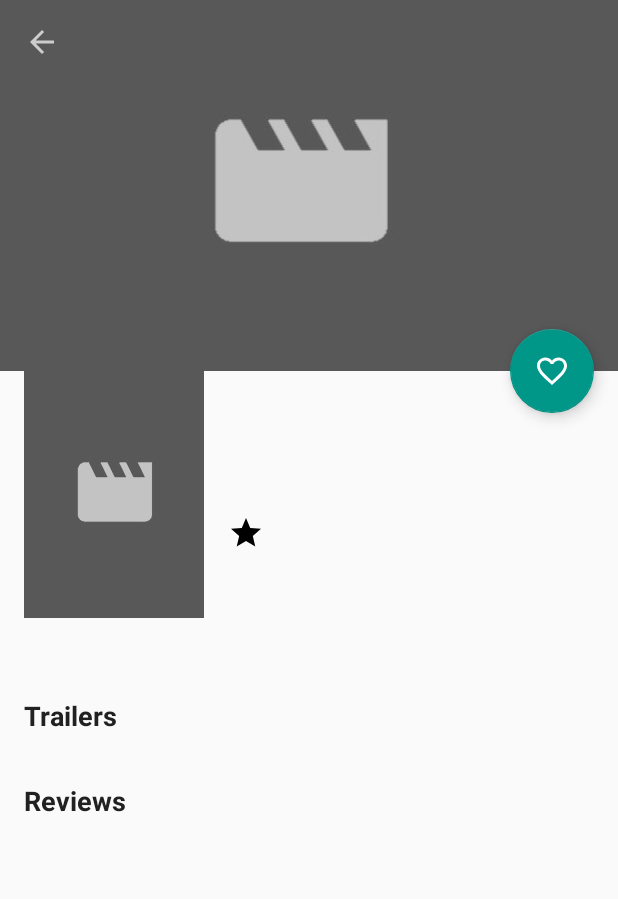
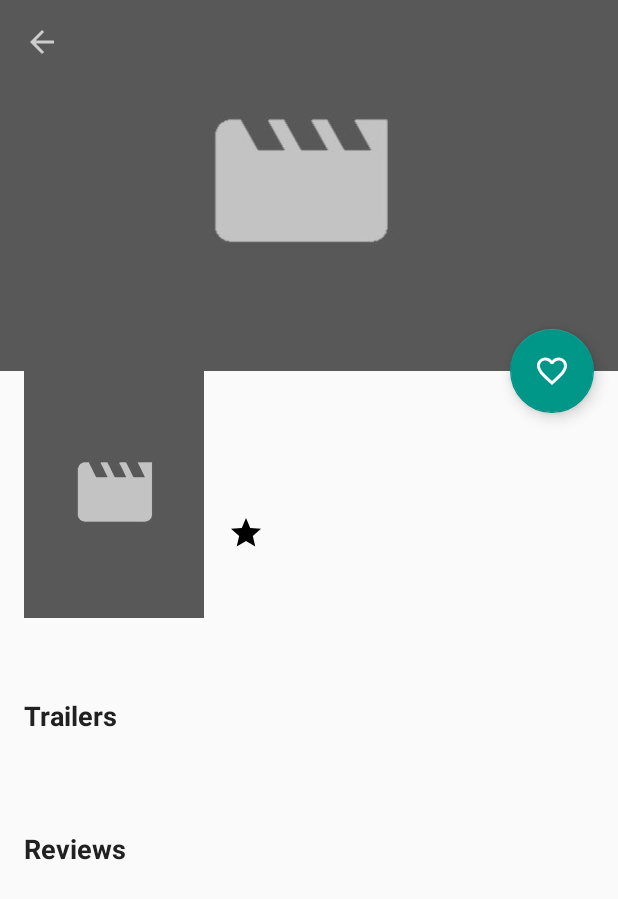
Before and after one commit to icerrate/Popular-Movies, an Android app: the MovieDetailFragment screen opened directly, with no data from a screen before it, on a phone screen of 412 x 824 dp. Shown: the top 899 px of the screen. Run offline under Robolectric (Android 15) with nearby library versions, the phone set to English and light mode, and no system bars; our stand-ins replace ButterKnife; pictures from the network do not load; 9 statements that could not run were skipped.

Commit message:
Fixing moview detail view

```diff
--- a/app/src/main/java/com/icerrate/popularmovies/view/movies/detail/MovieDetailFragment.java
+++ b/app/src/main/java/com/icerrate/popularmovies/view/movies/detail/MovieDetailFragment.java
@@ -239,7 +239,7 @@ public class MovieDetailFragment extends BaseFragment implements MovieDetailView
 
     @Override
     public void showTrailersNoData(boolean show) {
-        trailersNoDataTextView.setVisibility(show ? View.VISIBLE : View.GONE);
+        trailersNoDataTextView.setVisibility(show ? View.VISIBLE : View.INVISIBLE);
     }
 
     @Override
@@ -249,7 +249,7 @@ public class MovieDetailFragment extends BaseFragment implements MovieDetailView
 
     @Override
     public void showReviewsNoData(boolean show) {
-        reviewsNoDataTextView.setVisibility(show ? View.VISIBLE : View.GONE);
+        reviewsNoDataTextView.setVisibility(show ? View.VISIBLE : View.INVISIBLE);
     }
 
     @Override
--- a/app/src/main/res/layout/fragment_movie_detail.xml
+++ b/app/src/main/res/layout/fragment_movie_detail.xml
@@ -3,14 +3,13 @@
     xmlns:app="http://schemas.android.com/apk/res-auto"
     xmlns:tools="http://schemas.android.com/tools"
     android:layout_width="match_parent"
-    android:layout_height="match_parent"
-    android:orientation="vertical"
+    android:layout_height="wrap_content"
     android:padding="@dimen/view_margin">
 
     <com.icerrate.popularmovies.view.common.ProportionalImageView
         android:id="@+id/poster"
-        android:layout_width="120dp"
-        android:layout_height="180dp"
+        android:layout_width="@dimen/poster_width"
+        android:layout_height="@dimen/poster_height"
         app:layout_constraintLeft_toLeftOf="parent"
         app:layout_constraintTop_toTopOf="parent"
         tools:src="@drawable/poster_placeholder" />
@@ -22,7 +21,6 @@
         android:layout_marginLeft="@dimen/view_margin"
         android:layout_marginStart="@dimen/view_margin"
         android:layout_marginTop="@dimen/overlap_top_extra"
-        android:gravity="center_vertical"
         android:textColor="@color/black"
         android:textSize="@dimen/text_22"
         app:layout_constraintLeft_toRightOf="@+id/poster"
@@ -37,7 +35,6 @@
         android:layout_marginLeft="@dimen/view_margin"
         android:layout_marginStart="@dimen/view_margin"
         android:layout_marginTop="@dimen/extra_line_space"
-        android:gravity="center_vertical"
         android:textSize="@dimen/text_18"
         app:layout_constraintLeft_toRightOf="@+id/poster"
         app:layout_constraintRight_toRightOf="parent"
@@ -64,99 +61,88 @@
         android:id="@+id/synopsis"
         android:layout_width="0dp"
         android:layout_height="wrap_content"
-        app:layout_constraintLeft_toRightOf="parent"
         android:layout_marginTop="@dimen/view_margin"
         app:layout_constraintLeft_toLeftOf="parent"
         app:layout_constraintRight_toRightOf="parent"
-        app:layout_constraintTop_toTopOf="@+id/barrier_main_info"
+        app:layout_constraintTop_toBottomOf="@+id/poster"
         tools:text="@string/preview_synopsis" />
+
+    <RelativeLayout
+        android:id="@+id/trailers_group"
+        android:layout_width="0dp"
+        android:layout_height="wrap_content"
+        android:layout_marginTop="@dimen/view_margin"
+        app:layout_constraintLeft_toLeftOf="parent"
+        app:layout_constraintRight_toRightOf="parent"
+        app:layout_constraintTop_toBottomOf="@+id/synopsis">
 
         <TextView
             android:id="@+id/trailers_title"
-        android:layout_width="0dp"
+            android:layout_width="wrap_content"
             android:layout_height="wrap_content"
-        android:layout_marginTop="@dimen/view_margin"
             android:text="@string/trailers_title"
             android:textColor="@color/colorPrimary"
             android:textSize="@dimen/text_18"
-        android:textStyle="bold"
-        app:layout_constraintLeft_toLeftOf="parent"
-        app:layout_constraintTop_toBottomOf="@+id/synopsis" />
+            android:textStyle="bold" />
 
         <android.support.v7.widget.RecyclerView
             android:id="@+id/trailers"
-        android:layout_width="0dp"
+            android:layout_width="match_parent"
             android:layout_height="wrap_content"
+            android:layout_below="@+id/trailers_title"
             android:layout_marginTop="@dimen/view_margin"
             android:orientation="horizontal"
             app:layoutManager="android.support.v7.widget.LinearLayoutManager"
-        app:layout_constraintLeft_toLeftOf="parent"
-        app:layout_constraintTop_toBottomOf="@+id/trailers_title"
             tools:listitem="@layout/item_trailer" />
 
         <TextView
             android:id="@+id/trailers_no_data"
-        android:layout_width="0dp"
-        android:layout_height="48dp"
-        android:layout_marginTop="@dimen/view_margin"
+            android:layout_width="match_parent"
+            android:layout_height="?android:listPreferredItemHeightSmall"
+            android:layout_below="@+id/trailers_title"
             android:gravity="center"
             android:text="@string/trailers_no_data"
             android:textStyle="bold"
-        android:visibility="gone"
-        app:layout_constraintLeft_toLeftOf="parent"
-        app:layout_constraintRight_toRightOf="parent"
-        app:layout_constraintTop_toBottomOf="@+id/trailers_title" />
+            android:visibility="invisible" />
 
-    <TextView
-        android:id="@+id/reviews_title"
-        android:layout_width="0dp"
-        android:layout_height="wrap_content"
-        android:layout_marginTop="@dimen/view_margin"
-        android:text="@string/reviews_title"
-        android:textColor="@color/colorPrimary"
-        android:textSize="@dimen/text_18"
-        android:textStyle="bold"
-        app:layout_constraintLeft_toLeftOf="parent"
-        app:layout_constraintTop_toBottomOf="@+id/barrier_trailers" />
+    </RelativeLayout>
 
-    <android.support.v7.widget.RecyclerView
-        android:id="@+id/reviews"
+    <RelativeLayout
+        android:id="@+id/reviews_group"
         android:layout_width="0dp"
         android:layout_height="wrap_content"
         android:layout_marginTop="@dimen/view_margin"
         app:layout_constraintLeft_toLeftOf="parent"
-        app:layout_constraintTop_toBottomOf="@+id/reviews_title"
+        app:layout_constraintRight_toRightOf="parent"
+        app:layout_constraintTop_toBottomOf="@+id/trailers_group">
+
+        <TextView
+            android:id="@+id/reviews_title"
+            android:layout_width="wrap_content"
+            android:layout_height="wrap_content"
+            android:text="@string/reviews_title"
+            android:textColor="@color/colorPrimary"
+            android:textSize="@dimen/text_18"
+            android:textStyle="bold" />
+
+        <android.support.v7.widget.RecyclerView
+            android:id="@+id/reviews"
+            android:layout_width="match_parent"
+            android:layout_height="wrap_content"
+            android:layout_below="@+id/reviews_title"
+            android:layout_marginTop="@dimen/view_margin"
             tools:listitem="@layout/item_review" />
 
         <TextView
             android:id="@+id/reviews_no_data"
-        android:layout_width="0dp"
-        android:layout_height="64dp"
-        android:layout_marginTop="@dimen/view_margin"
+            android:layout_width="match_parent"
+            android:layout_height="?android:listPreferredItemHeightSmall"
+            android:layout_below="@+id/reviews_title"
             android:gravity="center"
             android:text="@string/reviews_no_data"
             android:textStyle="bold"
-        android:visibility="gone"
-        app:layout_constraintLeft_toLeftOf="parent"
-        app:layout_constraintRight_toRightOf="parent"
-        app:layout_constraintTop_toBottomOf="@+id/reviews_title" />
+            android:visibility="invisible" />
 
-    <android.support.constraint.Barrier
-        android:id="@+id/barrier_main_info"
-        android:layout_width="0dp"
-        android:layout_height="wrap_content"
-        app:barrierDirection="bottom"
-        app:constraint_referenced_ids="poster,title,release,rating"
-        app:layout_constraintLeft_toLeftOf="parent"
-        app:layout_constraintRight_toRightOf="parent" />
-
-    <android.support.constraint.Barrier
-        android:id="@+id/barrier_trailers"
-        android:layout_width="0dp"
-        android:layout_height="wrap_content"
-        app:barrierDirection="bottom"
-        app:constraint_referenced_ids="trailers,trailers_no_data,trailers_title"
-        app:layout_constraintLeft_toLeftOf="parent"
-        app:layout_constraintRight_toRightOf="parent" />
+    </RelativeLayout>
 
 </android.support.constraint.ConstraintLayout>
```
Lines whose indentation alone changed are shown as unchanged.
